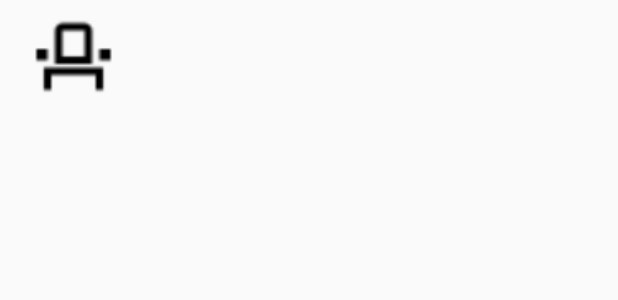
After one commit to ninnyu/TravelDomainProj, an Android app: the layout seat_layout.xml on its own in the app's theme, with its tools: preview values and no code run, on a phone screen of 412 x 824 dp. The commit adds this screen. Shown: the top 300 px of the screen. Run offline under Robolectric (Android 15) with nearby library versions, the phone set to English and light mode, and no system bars.

Commit message:
Merging Adapter Code

```diff
--- a/app/build.gradle
+++ b/app/build.gradle
@@ -29,4 +29,11 @@ dependencies {
     implementation 'com.squareup.retrofit2:converter-gson:2.4.0'
     implementation 'com.jakewharton:butterknife:8.8.1'
     annotationProcessor 'com.jakewharton:butterknife-compiler:8.8.1'
+
+    implementation 'com.android.support:cardview-v7:27.1.1'
+    implementation 'com.android.support:recyclerview-v7:27.1.1'
+    implementation 'com.squareup.picasso:picasso:2.5.2'
+    implementation 'com.google.maps:google-maps-services:0.1.20'
+
+
 }
--- a/app/src/main/java/com/example/potatopaloozac/traveldomainproj/adapter/BusSeatAdapter.java
+++ b/app/src/main/java/com/example/potatopaloozac/traveldomainproj/adapter/BusSeatAdapter.java
@@ -7,7 +7,7 @@ import android.view.ViewGroup;
 import android.widget.ImageView;
 import android.widget.TextView;
 
-import com.example.wang_.busbook.R;
+import com.example.potatopaloozac.traveldomainproj.R;
 
 import java.util.List;
 
--- /dev/null
+++ b/app/src/main/res/drawable/seat_selected.xml
@@ -0,0 +1,5 @@
+<vector android:height="24dp" android:tint="#E17C24"
+    android:viewportHeight="24.0" android:viewportWidth="24.0"
+    android:width="24dp" xmlns:android="http://schemas.android.com/apk/res/android">
+    <path android:fillColor="#FF000000" android:pathData="M4,18v3h3v-3h10v3h3v-6L4,15zM19,10h3v3h-3zM2,10h3v3L2,13zM17,13L7,13L7,5c0,-1.1 0.9,-2 2,-2h6c1.1,0 2,0.9 2,2v8z"/>
+</vector>
--- /dev/null
+++ b/app/src/main/res/drawable/seat_unavailable.xml
@@ -0,0 +1,9 @@
+<vector xmlns:android="http://schemas.android.com/apk/res/android"
+        android:width="24dp"
+        android:height="24dp"
+        android:viewportWidth="24.0"
+        android:viewportHeight="24.0">
+    <path
+        android:fillColor="#9E9E9E"
+        android:pathData="M4,18v3h3v-3h10v3h3v-6L4,15zM19,10h3v3h-3zM2,10h3v3L2,13zM17,13L7,13L7,5c0,-1.1 0.9,-2 2,-2h6c1.1,0 2,0.9 2,2v8z"/>
+</vector>
--- /dev/null
+++ b/app/src/main/res/layout/seat_layout.xml
@@ -0,0 +1,49 @@
+<?xml version="1.0" encoding="utf-8"?>
+<android.support.constraint.ConstraintLayout xmlns:android="http://schemas.android.com/apk/res/android"
+    xmlns:app="http://schemas.android.com/apk/res-auto"
+    xmlns:tools="http://schemas.android.com/tools"
+    android:layout_width="wrap_content"
+    android:layout_height="wrap_content"
+    tools:layout_editor_absoluteY="81dp">
+
+    <android.support.constraint.ConstraintLayout
+        android:layout_width="81dp"
+        android:layout_height="78dp"
+        android:layout_marginLeft="8dp"
+        android:layout_marginStart="8dp"
+        android:layout_marginTop="8dp"
+        app:layout_constraintStart_toStartOf="parent"
+        app:layout_constraintTop_toTopOf="parent">
+
+        <TextView
+            android:id="@+id/textView_seatnum"
+            android:layout_width="30dp"
+            android:layout_height="37dp"
+            android:layout_marginEnd="8dp"
+            android:layout_marginLeft="8dp"
+            android:layout_marginRight="8dp"
+            android:layout_marginStart="8dp"
+            android:layout_marginTop="8dp"
+            android:textSize="18sp"
+            app:layout_constraintBottom_toBottomOf="parent"
+            app:layout_constraintEnd_toEndOf="parent"
+            app:layout_constraintHorizontal_bias="0.485"
+            app:layout_constraintStart_toStartOf="parent"
+            app:layout_constraintTop_toTopOf="parent"
+            app:layout_constraintVertical_bias="1.0" />
+
+        <ImageView
+            android:id="@+id/imageView_seat"
+            android:layout_width="79dp"
+            android:layout_height="59dp"
+            android:layout_marginBottom="8dp"
+            android:layout_marginEnd="8dp"
+            android:layout_marginStart="8dp"
+            app:layout_constraintBottom_toBottomOf="parent"
+            app:layout_constraintEnd_toEndOf="parent"
+            app:layout_constraintStart_toStartOf="parent"
+            app:layout_constraintTop_toTopOf="parent"
+            app:layout_constraintVertical_bias="0.0"
+            app:srcCompat="@drawable/seat_available" />
+    </android.support.constraint.ConstraintLayout>
+</android.support.constraint.ConstraintLayout>
```
Also changed, not shown: app/src/main/res/drawable/aisle.PNG (added), app/src/main/res/drawable/seat_available.png (added).
